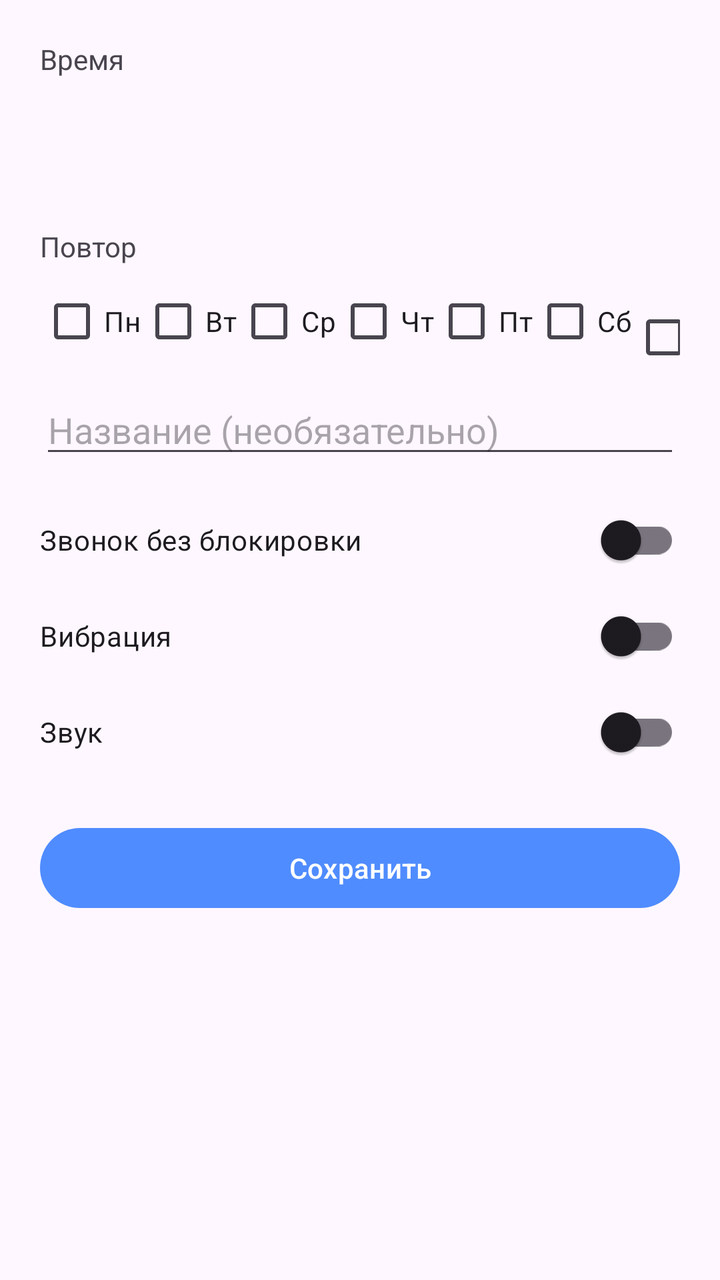
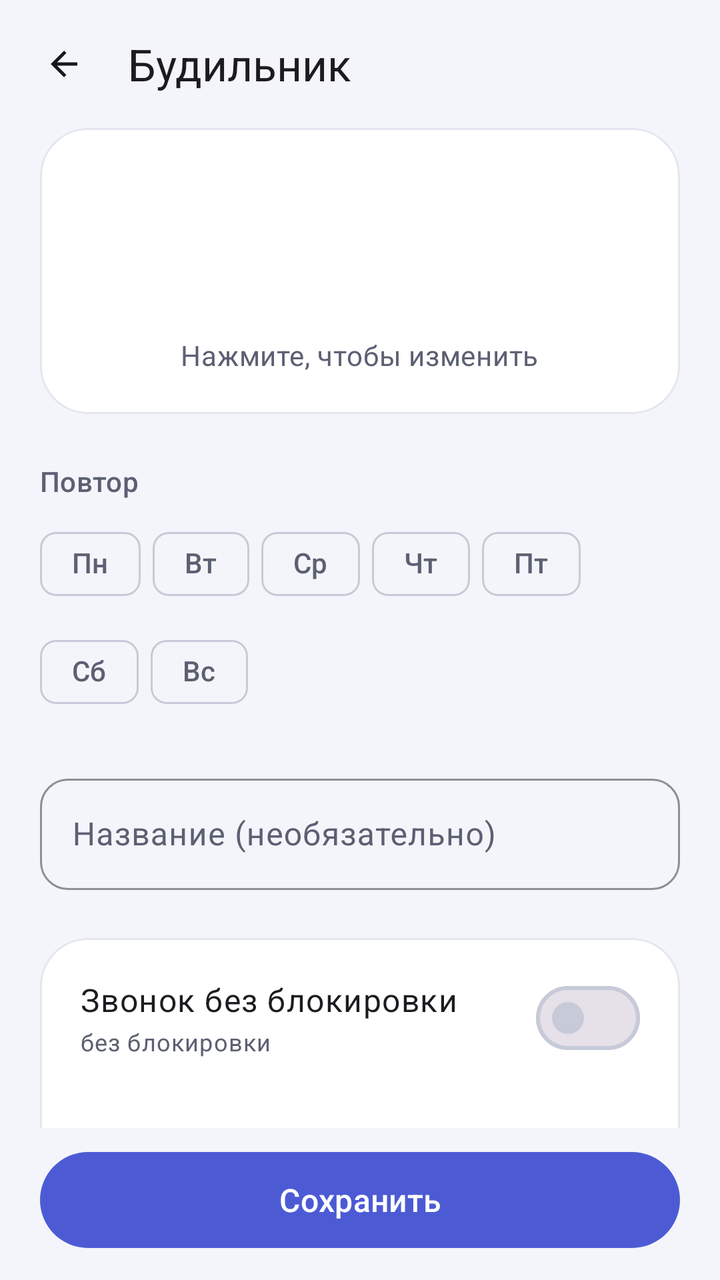

An Android layout rendered at two revisions. The XML below is the earlier revision; the diff shows what the commit changed to produce the second picture.
<!-- AndroidManifest.xml: application theme Theme.AdvancedAlarm -->
<!-- res/layout/activity_alarm_edit.xml -->
<?xml version="1.0" encoding="utf-8"?>
<ScrollView xmlns:android="http://schemas.android.com/apk/res/android"
    android:layout_width="match_parent"
    android:layout_height="match_parent"
    android:fillViewport="true">

    <LinearLayout
        android:layout_width="match_parent"
        android:layout_height="wrap_content"
        android:orientation="vertical"
        android:padding="20dp">

        <TextView
            android:layout_width="wrap_content"
            android:layout_height="wrap_content"
            android:text="@string/alarm_time_label"
            android:textSize="14sp" />

        <TextView
            android:id="@+id/timeValue"
            android:layout_width="wrap_content"
            android:layout_height="wrap_content"
            android:paddingTop="4dp"
            android:paddingBottom="12dp"
            android:textSize="44sp"
            android:textStyle="bold" />

        <TextView
            android:layout_width="wrap_content"
            android:layout_height="wrap_content"
            android:text="@string/alarm_days_label"
            android:textSize="14sp" />

        <LinearLayout
            android:layout_width="match_parent"
            android:layout_height="wrap_content"
            android:orientation="horizontal"
            android:paddingTop="4dp"
            android:paddingBottom="8dp">

            <CheckBox
                android:id="@+id/dayMonday"
                android:layout_width="wrap_content"
                android:layout_height="wrap_content"
                android:text="Пн" />

            <CheckBox
                android:id="@+id/dayTuesday"
                android:layout_width="wrap_content"
                android:layout_height="wrap_content"
                android:text="Вт" />

            <CheckBox
                android:id="@+id/dayWednesday"
                android:layout_width="wrap_content"
                android:layout_height="wrap_content"
                android:text="Ср" />

            <CheckBox
                android:id="@+id/dayThursday"
                android:layout_width="wrap_content"
                android:layout_height="wrap_content"
                android:text="Чт" />

            <CheckBox
                android:id="@+id/dayFriday"
                android:layout_width="wrap_content"
                android:layout_height="wrap_content"
                android:text="Пт" />

            <CheckBox
                android:id="@+id/daySaturday"
                android:layout_width="wrap_content"
                android:layout_height="wrap_content"
                android:text="Сб" />

            <CheckBox
                android:id="@+id/daySunday"
                android:layout_width="wrap_content"
                android:layout_height="wrap_content"
                android:text="Вс" />
        </LinearLayout>

        <EditText
            android:id="@+id/labelInput"
            android:layout_width="match_parent"
            android:layout_height="wrap_content"
            android:hint="@string/alarm_label_hint"
            android:importantForAutofill="no"
            android:inputType="text" />

        <com.google.android.material.switchmaterial.SwitchMaterial
            android:id="@+id/ringOnlySwitch"
            android:layout_width="match_parent"
            android:layout_height="wrap_content"
            android:layout_marginTop="12dp"
            android:text="@string/alarm_ring_only" />

        <com.google.android.material.switchmaterial.SwitchMaterial
            android:id="@+id/vibrateSwitch"
            android:layout_width="match_parent"
            android:layout_height="wrap_content"
            android:text="@string/alarm_vibrate" />

        <com.google.android.material.switchmaterial.SwitchMaterial
            android:id="@+id/soundSwitch"
            android:layout_width="match_parent"
            android:layout_height="wrap_content"
            android:text="@string/alarm_sound" />

        <Button
            android:id="@+id/saveButton"
            android:layout_width="match_parent"
            android:layout_height="wrap_content"
            android:layout_marginTop="20dp"
            android:text="@string/action_save" />

        <Button
            android:id="@+id/deleteButton"
            android:layout_width="match_parent"
            android:layout_height="wrap_content"
            android:layout_marginTop="8dp"
            android:text="@string/action_delete"
            android:visibility="gone" />
    </LinearLayout>
</ScrollView>
<!-- resources referenced by this layout -->
<resources>
  <string name="alarm_time_label">Время</string>
  <style name="Theme.AdvancedAlarm" parent="Theme.Material3.DayNight.NoActionBar">
          <item name="colorPrimary">@color/lock_accent</item>
      </style>
  <color name="lock_accent">#FF4F8CFF</color>
  <!-- unchanged entries left out for length: 7 -->
</resources>

<!-- the commit's change to res/layout/activity_alarm_edit.xml (unified diff, before → after) -->
@@ -1,126 +1,299 @@
 <?xml version="1.0" encoding="utf-8"?>
-<ScrollView xmlns:android="http://schemas.android.com/apk/res/android"
+<LinearLayout xmlns:android="http://schemas.android.com/apk/res/android"
+    xmlns:app="http://schemas.android.com/apk/res-auto"
+    android:id="@+id/root"
     android:layout_width="match_parent"
     android:layout_height="match_parent"
-    android:fillViewport="true">
+    android:background="?android:attr/colorBackground"
+    android:orientation="vertical">
 
     <LinearLayout
         android:layout_width="match_parent"
         android:layout_height="wrap_content"
-        android:orientation="vertical"
-        android:padding="20dp">
+        android:gravity="center_vertical"
+        android:orientation="horizontal"
+        android:paddingStart="8dp"
+        android:paddingTop="8dp"
+        android:paddingEnd="8dp">
+
+        <com.google.android.material.button.MaterialButton
+            android:id="@+id/backButton"
+            style="@style/Widget.Material3.Button.IconButton"
+            android:layout_width="48dp"
+            android:layout_height="48dp"
+            android:contentDescription="@string/action_back"
+            app:icon="@drawable/ic_arrow_back"
+            app:iconTint="?attr/colorOnSurface" />
 
         <TextView
-            android:layout_width="wrap_content"
+            android:layout_width="0dp"
             android:layout_height="wrap_content"
-            android:text="@string/alarm_time_label"
-            android:textSize="14sp" />
-
-        <TextView
-            android:id="@+id/timeValue"
-            android:layout_width="wrap_content"
-            android:layout_height="wrap_content"
-            android:paddingTop="4dp"
-            android:paddingBottom="12dp"
-            android:textSize="44sp"
-            android:textStyle="bold" />
-
-        <TextView
-            android:layout_width="wrap_content"
-            android:layout_height="wrap_content"
-            android:text="@string/alarm_days_label"
-            android:textSize="14sp" />
+            android:layout_marginStart="8dp"
+            android:layout_weight="1"
+            android:text="@string/alarm_edit_title"
+            android:textAppearance="?attr/textAppearanceTitleLarge" />
+
+        <com.google.android.material.button.MaterialButton
+            android:id="@+id/deleteButton"
+            style="@style/Widget.Material3.Button.IconButton"
+            android:layout_width="48dp"
+            android:layout_height="48dp"
+            android:contentDescription="@string/action_delete"
+            android:visibility="gone"
+            app:icon="@drawable/ic_delete"
+            app:iconTint="?attr/colorError" />
+    </LinearLayout>
+
+    <androidx.core.widget.NestedScrollView
+        android:layout_width="match_parent"
+        android:layout_height="0dp"
+        android:layout_weight="1"
+        android:clipToPadding="false"
+        android:scrollbars="none">
 
         <LinearLayout
             android:layout_width="match_parent"
             android:layout_height="wrap_content"
-            android:orientation="horizontal"
-            android:paddingTop="4dp"
-            android:paddingBottom="8dp">
-
-            <CheckBox
-                android:id="@+id/dayMonday"
+            android:orientation="vertical"
+            android:paddingStart="@dimen/screen_padding"
+            android:paddingTop="@dimen/screen_padding_top"
+            android:paddingEnd="@dimen/screen_padding"
+            android:paddingBottom="@dimen/section_gap">
+
+            <com.google.android.material.card.MaterialCardView
+                style="@style/Widget.AdvancedAlarm.Card"
+                android:layout_width="match_parent"
+                android:layout_height="wrap_content">
+
+                <LinearLayout
+                    android:layout_width="match_parent"
+                    android:layout_height="wrap_content"
+                    android:gravity="center_horizontal"
+                    android:orientation="vertical"
+                    android:paddingTop="24dp"
+                    android:paddingBottom="20dp">
+
+                    <TextView
+                        android:id="@+id/timeValue"
+                        android:layout_width="match_parent"
+                        android:layout_height="wrap_content"
+                        android:background="?attr/selectableItemBackground"
+                        android:fontFeatureSettings="tnum"
+                        android:gravity="center"
+                        android:letterSpacing="-0.03"
+                        android:textAppearance="?attr/textAppearanceDisplayLarge"
+                        android:textColor="?attr/colorOnSurface" />
+
+                    <TextView
+                        android:layout_width="wrap_content"
+                        android:layout_height="wrap_content"
+                        android:layout_marginTop="4dp"
+                        android:text="@string/alarm_time_hint"
+                        android:textAppearance="?attr/textAppearanceBodyMedium"
+                        android:textColor="?attr/colorOnSurfaceVariant" />
+                </LinearLayout>
+            </com.google.android.material.card.MaterialCardView>
+
+            <TextView
                 android:layout_width="wrap_content"
                 android:layout_height="wrap_content"
-                android:text="Пн" />
-
-            <CheckBox
-                android:id="@+id/dayTuesday"
-                android:layout_width="wrap_content"
-                android:layout_height="wrap_content"
-                android:text="Вт" />
-
-            <CheckBox
-                android:id="@+id/dayWednesday"
-                android:layout_width="wrap_content"
-                android:layout_height="wrap_content"
-                android:text="Ср" />
-
-            <CheckBox
-                android:id="@+id/dayThursday"
-                android:layout_width="wrap_content"
-                android:layout_height="wrap_content"
-                android:text="Чт" />
-
-            <CheckBox
-                android:id="@+id/dayFriday"
-                android:layout_width="wrap_content"
-                android:layout_height="wrap_content"
-                android:text="Пт" />
-
-            <CheckBox
-                android:id="@+id/daySaturday"
-                android:layout_width="wrap_content"
-                android:layout_height="wrap_content"
-                android:text="Сб" />
-
-            <CheckBox
-                android:id="@+id/daySunday"
-                android:layout_width="wrap_content"
-                android:layout_height="wrap_content"
-                android:text="Вс" />
+                android:layout_marginTop="@dimen/section_gap"
+                android:layout_marginBottom="8dp"
+                android:text="@string/alarm_days_label"
+                android:textAppearance="?attr/textAppearanceTitleSmall"
+                android:textColor="?attr/colorOnSurfaceVariant" />
+
+            <com.google.android.material.chip.ChipGroup
+                android:layout_width="match_parent"
+                android:layout_height="wrap_content"
+                app:chipSpacingHorizontal="6dp"
+                app:chipSpacingVertical="6dp">
+
+                <com.google.android.material.chip.Chip
+                    android:id="@+id/dayMonday"
+                    style="@style/Widget.Material3.Chip.Filter"
+                    android:layout_width="wrap_content"
+                    android:layout_height="wrap_content"
+                    android:checkable="true"
+                    android:text="@string/day_mon" />
+
+                <com.google.android.material.chip.Chip
+                    android:id="@+id/dayTuesday"
+                    style="@style/Widget.Material3.Chip.Filter"
+                    android:layout_width="wrap_content"
+                    android:layout_height="wrap_content"
+                    android:checkable="true"
+                    android:text="@string/day_tue" />
+
+                <com.google.android.material.chip.Chip
+                    android:id="@+id/dayWednesday"
+                    style="@style/Widget.Material3.Chip.Filter"
+                    android:layout_width="wrap_content"
+                    android:layout_height="wrap_content"
+                    android:checkable="true"
+                    android:text="@string/day_wed" />
+
+                <com.google.android.material.chip.Chip
+                    android:id="@+id/dayThursday"
+                    style="@style/Widget.Material3.Chip.Filter"
+                    android:layout_width="wrap_content"
+                    android:layout_height="wrap_content"
+                    android:checkable="true"
+                    android:text="@string/day_thu" />
+
+                <com.google.android.material.chip.Chip
+                    android:id="@+id/dayFriday"
+                    style="@style/Widget.Material3.Chip.Filter"
+                    android:layout_width="wrap_content"
+                    android:layout_height="wrap_content"
+                    android:checkable="true"
+                    android:text="@string/day_fri" />
+
+                <com.google.android.material.chip.Chip
+                    android:id="@+id/daySaturday"
+                    style="@style/Widget.Material3.Chip.Filter"
+                    android:layout_width="wrap_content"
+                    android:layout_height="wrap_content"
+                    android:checkable="true"
+                    android:text="@string/day_sat" />
+
+                <com.google.android.material.chip.Chip
+                    android:id="@+id/daySunday"
+                    style="@style/Widget.Material3.Chip.Filter"
+                    android:layout_width="wrap_content"
+                    android:layout_height="wrap_content"
+                    android:checkable="true"
+                    android:text="@string/day_sun" />
+            </com.google.android.material.chip.ChipGroup>
+
+            <com.google.android.material.textfield.TextInputLayout
+                style="@style/Widget.AdvancedAlarm.Field"
+                android:layout_width="match_parent"
+                android:layout_height="wrap_content"
+                android:layout_marginTop="@dimen/section_gap"
+                android:hint="@string/alarm_label_hint">
+
+                <com.google.android.material.textfield.TextInputEditText
+                    android:id="@+id/labelInput"
+                    android:layout_width="match_parent"
+                    android:layout_height="wrap_content"
+                    android:inputType="textCapSentences"
+                    android:maxLines="1" />
+            </com.google.android.material.textfield.TextInputLayout>
+
+            <com.google.android.material.card.MaterialCardView
+                style="@style/Widget.AdvancedAlarm.Card"
+                android:layout_width="match_parent"
+                android:layout_height="wrap_content"
+                android:layout_marginTop="@dimen/section_gap">
+
+                <LinearLayout
+                    android:layout_width="match_parent"
+                    android:layout_height="wrap_content"
+                    android:orientation="vertical"
+                    android:paddingStart="@dimen/card_padding"
+                    android:paddingTop="4dp"
+                    android:paddingEnd="@dimen/card_padding"
+                    android:paddingBottom="4dp">
+
+                    <LinearLayout
+                        android:layout_width="match_parent"
+                        android:layout_height="wrap_content"
+                        android:gravity="center_vertical"
+                        android:orientation="horizontal"
+                        android:paddingTop="12dp"
+                        android:paddingBottom="12dp">
+
+                        <LinearLayout
+                            android:layout_width="0dp"
+                            android:layout_height="wrap_content"
+                            android:layout_weight="1"
+                            android:orientation="vertical"
+                            android:paddingEnd="16dp">
+
+                            <TextView
+                                android:layout_width="wrap_content"
+                                android:layout_height="wrap_content"
+                                android:text="@string/alarm_ring_only"
+                                android:textAppearance="?attr/textAppearanceBodyLarge" />
+
+                            <TextView
+                                android:layout_width="wrap_content"
+                                android:layout_height="wrap_content"
+                                android:layout_marginTop="2dp"
+                                android:text="@string/alarm_ring_only_tag"
+                                android:textAppearance="?attr/textAppearanceBodySmall"
+                                android:textColor="?attr/colorOnSurfaceVariant" />
+                        </LinearLayout>
+
+                        <com.google.android.material.materialswitch.MaterialSwitch
+                            android:id="@+id/ringOnlySwitch"
+                            android:layout_width="wrap_content"
+                            android:layout_height="wrap_content" />
+                    </LinearLayout>
+
+                    <LinearLayout
+                        android:layout_width="match_parent"
+                        android:layout_height="wrap_content"
+                        android:gravity="center_vertical"
+                        android:orientation="horizontal"
+                        android:paddingTop="12dp"
+                        android:paddingBottom="12dp">
+
+                        <TextView
+                            android:layout_width="0dp"
+                            android:layout_height="wrap_content"
+                            android:layout_weight="1"
+                            android:paddingEnd="16dp"
+                            android:text="@string/alarm_vibrate"
+                            android:textAppearance="?attr/textAppearanceBodyLarge" />
+
+                        <com.google.android.material.materialswitch.MaterialSwitch
+                            android:id="@+id/vibrateSwitch"
+                            android:layout_width="wrap_content"
+                            android:layout_height="wrap_content" />
+                    </LinearLayout>
+
+                    <LinearLayout
+                        android:layout_width="match_parent"
+                        android:layout_height="wrap_content"
+                        android:gravity="center_vertical"
+                        android:orientation="horizontal"
+                        android:paddingTop="12dp"
+                        android:paddingBottom="12dp">
+
+                        <TextView
+                            android:layout_width="0dp"
+                            android:layout_height="wrap_content"
+                            android:layout_weight="1"
+                            android:paddingEnd="16dp"
+                            android:text="@string/alarm_sound"
+                            android:textAppearance="?attr/textAppearanceBodyLarge" />
+
+                        <com.google.android.material.materialswitch.MaterialSwitch
+                            android:id="@+id/soundSwitch"
+                            android:layout_width="wrap_content"
+                            android:layout_height="wrap_content" />
+                    </LinearLayout>
+                </LinearLayout>
+            </com.google.android.material.card.MaterialCardView>
         </LinearLayout>
-
-        <EditText
-            android:id="@+id/labelInput"
+    </androidx.core.widget.NestedScrollView>
+
+    <LinearLayout
+        android:layout_width="match_parent"
+        android:layout_height="wrap_content"
+        android:paddingStart="@dimen/screen_padding"
+        android:paddingTop="8dp"
+        android:paddingEnd="@dimen/screen_padding"
+        android:paddingBottom="12dp">
+
+        <com.google.android.material.button.MaterialButton
+            android:id="@+id/saveButton"
+            style="@style/Widget.Material3.Button"
             android:layout_width="match_parent"
-            android:layout_height="wrap_content"
-            android:hint="@string/alarm_label_hint"
-            android:importantForAutofill="no"
-            android:inputType="text" />
-
-        <com.google.android.material.switchmaterial.SwitchMaterial
-            android:id="@+id/ringOnlySwitch"
-            android:layout_width="match_parent"
-            android:layout_height="wrap_content"
-            android:layout_marginTop="12dp"
-            android:text="@string/alarm_ring_only" />
-
-        <com.google.android.material.switchmaterial.SwitchMaterial
-            android:id="@+id/vibrateSwitch"
-            android:layout_width="match_parent"
-            android:layout_height="wrap_content"
-            android:text="@string/alarm_vibrate" />
-
-        <com.google.android.material.switchmaterial.SwitchMaterial
-            android:id="@+id/soundSwitch"
-            android:layout_width="match_parent"
-            android:layout_height="wrap_content"
-            android:text="@string/alarm_sound" />
-
-        <Button
-            android:id="@+id/saveButton"
-            android:layout_width="match_parent"
-            android:layout_height="wrap_content"
-            android:layout_marginTop="20dp"
-            android:text="@string/action_save" />
-
-        <Button
-            android:id="@+id/deleteButton"
-            android:layout_width="match_parent"
-            android:layout_height="wrap_content"
-            android:layout_marginTop="8dp"
-            android:text="@string/action_delete"
-            android:visibility="gone" />
+            android:layout_height="56dp"
+            android:text="@string/action_save"
+            android:textAppearance="?attr/textAppearanceTitleMedium" />
     </LinearLayout>
-</ScrollView>
+</LinearLayout>
<!-- resource entries referenced after the edit -->
@@ -1,10 +1,100 @@
 <!-- resources referenced by this layout -->
 <resources>
-  <string name="alarm_time_label">Время</string>
+  <dimen name="card_padding">20dp</dimen>
+  <dimen name="screen_padding">20dp</dimen>
+  <dimen name="screen_padding_top">8dp</dimen>
+  <dimen name="section_gap">24dp</dimen>
+  <!-- drawable ic_arrow_back (drawable) -->
+  <?xml version="1.0" encoding="utf-8"?>
+  <vector xmlns:android="http://schemas.android.com/apk/res/android"
+      android:width="24dp"
+      android:height="24dp"
+      android:viewportWidth="24"
+      android:viewportHeight="24">
+      <path
+          android:fillColor="@android:color/white"
+          android:pathData="M20,11H7.83l5.59,-5.59L12,4l-8,8 8,8 1.41,-1.41L7.83,13H20v-2z" />
+  </vector>
+  <!-- drawable ic_delete (drawable) -->
+  <?xml version="1.0" encoding="utf-8"?>
+  <vector xmlns:android="http://schemas.android.com/apk/res/android"
+      android:width="24dp"
+      android:height="24dp"
+      android:viewportWidth="24"
+      android:viewportHeight="24">
+      <path
+          android:fillColor="@android:color/white"
+          android:pathData="M6,19c0,1.1 0.9,2 2,2h8c1.1,0 2,-0.9 2,-2V7H6v12zM19,4h-3.5l-1,-1h-5l-1,1H5v2h14V4z" />
+  </vector>
+  <string name="action_back">Назад</string>
+  <string name="alarm_edit_title">Будильник</string>
+  <string name="alarm_ring_only_tag">без блокировки</string>
+  <string name="alarm_time_hint">Нажмите, чтобы изменить</string>
+  <string name="day_fri">Пт</string>
+  <string name="day_mon">Пн</string>
+  <string name="day_sat">Сб</string>
+  <string name="day_sun">Вс</string>
+  <string name="day_thu">Чт</string>
+  <string name="day_tue">Вт</string>
+  <string name="day_wed">Ср</string>
+  <style name="Widget.AdvancedAlarm.Card" parent="Widget.Material3.CardView.Outlined">
+          <item name="cardCornerRadius">@dimen/card_radius</item>
+          <item name="cardElevation">0dp</item>
+          <item name="strokeColor">?attr/colorOutlineVariant</item>
+          <item name="strokeWidth">1dp</item>
+          <item name="cardBackgroundColor">?attr/colorSurfaceContainerLow</item>
+      </style>
+  <style name="Widget.AdvancedAlarm.Field" parent="Widget.Material3.TextInputLayout.OutlinedBox">
+          <item name="boxCornerRadiusTopStart">14dp</item>
+          <item name="boxCornerRadiusTopEnd">14dp</item>
+          <item name="boxCornerRadiusBottomStart">14dp</item>
+          <item name="boxCornerRadiusBottomEnd">14dp</item>
+          <item name="boxStrokeColor">?attr/colorOutline</item>
+          <item name="hintTextColor">?attr/colorOnSurfaceVariant</item>
+      </style>
   <style name="Theme.AdvancedAlarm" parent="Theme.Material3.DayNight.NoActionBar">
-          <item name="colorPrimary">@color/lock_accent</item>
+          <item name="colorPrimary">@color/accent</item>
+          <item name="colorOnPrimary">@color/on_accent</item>
+          <item name="colorPrimaryContainer">@color/accent_container</item>
+          <item name="colorOnPrimaryContainer">@color/on_accent_container</item>
+          <item name="colorSecondary">@color/accent</item>
+          <item name="colorOnSecondary">@color/on_accent</item>
+          <item name="colorSecondaryContainer">@color/accent_container</item>
+          <item name="colorOnSecondaryContainer">@color/on_accent_container</item>
+  
+          <item name="colorSurface">@color/surface</item>
+          <item name="colorOnSurface">@color/on_surface</item>
+          <item name="colorSurfaceVariant">@color/surface_container_high</item>
+          <item name="colorOnSurfaceVariant">@color/on_surface_variant</item>
+          <item name="colorSurfaceContainerLow">@color/surface_container_low</item>
+          <item name="colorSurfaceContainer">@color/surface_container</item>
+          <item name="colorSurfaceContainerHigh">@color/surface_container_high</item>
+          <item name="colorOutline">@color/outline</item>
+          <item name="colorOutlineVariant">@color/outline_variant</item>
+          <item name="colorError">@color/danger</item>
+          <item name="colorOnError">@color/on_danger</item>
+  
+          <item name="android:colorBackground">@color/background</item>
+          <item name="android:windowBackground">@color/background</item>
+          <item name="android:statusBarColor">@android:color/transparent</item>
+          <item name="android:navigationBarColor">@android:color/transparent</item>
       </style>
-  <color name="lock_accent">#FF4F8CFF</color>
+  <dimen name="card_radius">24dp</dimen>
+  <color name="accent">#4C5BD4</color>
+  <color name="on_accent">#FFFFFFFF</color>
+  <color name="accent_container">#E2E5FF</color>
+  <color name="on_accent_container">#141A4B</color>
+  <color name="surface">#F4F5FA</color>
+  <color name="on_surface">#15171F</color>
+  <color name="surface_container_high">#EDEFF7</color>
+  <color name="on_surface_variant">#5B6072</color>
+  <color name="surface_container_low">#FFFFFFFF</color>
+  <color name="surface_container">#FBFBFE</color>
+  <color name="outline">#C7CAD8</color>
+  <color name="outline_variant">#E3E5EF</color>
+  <color name="danger">#C4364A</color>
+  <color name="on_danger">#FFFFFFFF</color>
+  <color name="background">#F4F5FA</color>
   <!-- unchanged entries left out for length: 7 -->
 </resources>
 
